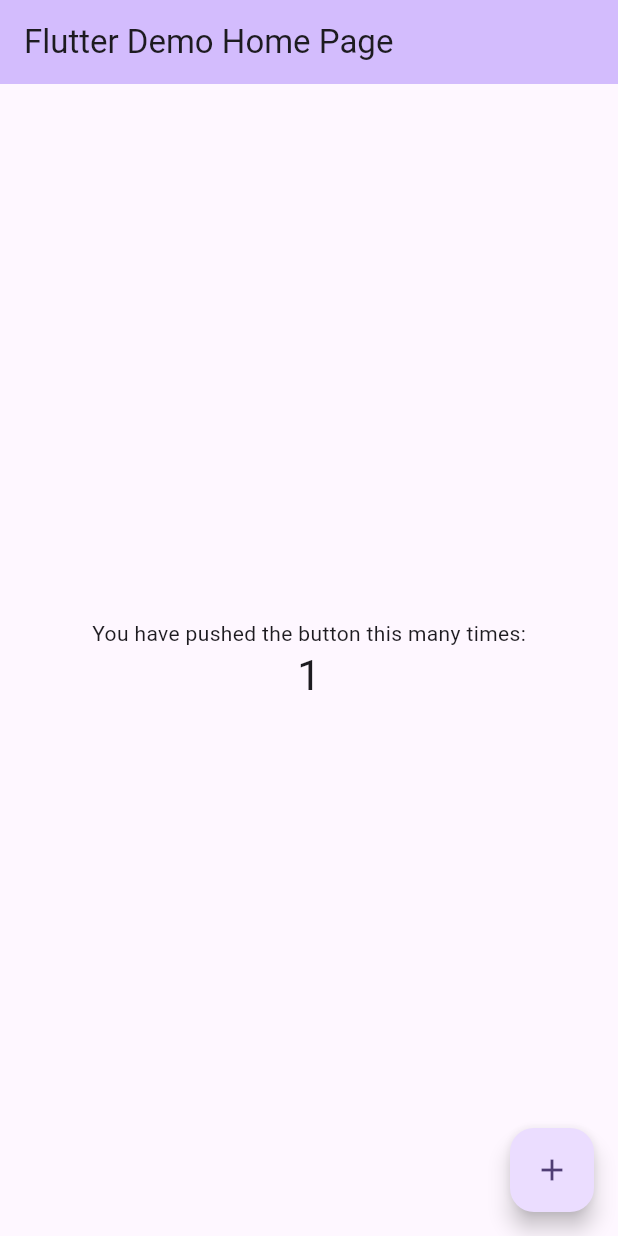
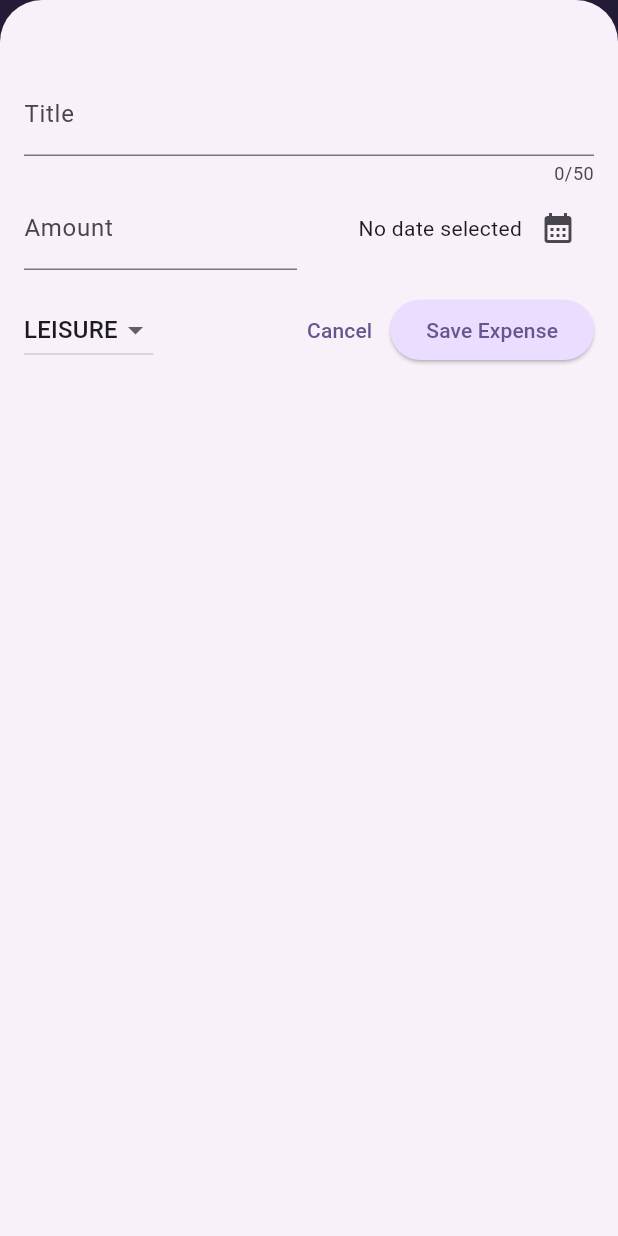
Before and after one commit to Thi1503/expense_tracker_app, a Flutter app: the screen it shows after launch, after a tap on the "add" icon, on a phone screen of 412 x 824 dp. Run offline on Flutter 3.47's test engine with Material 3 defaults, Android fonts, the phone set to English and light mode, and no system bars.

Commit message:
add Responsiveness

```diff
--- a/lib/main.dart
+++ b/lib/main.dart
@@ -1,125 +1,106 @@
+import 'package:expense_tracker/widgets/expenses.dart';
 import 'package:flutter/material.dart';
+import 'package:flutter/services.dart';
 
+var kColorScheme = ColorScheme.fromSeed(
+  seedColor: const Color.fromARGB(255, 100, 60, 180),
+);
+
+var kDarkColorScheme = ColorScheme.fromSeed(
+  brightness: Brightness.dark,
+  seedColor: const Color.fromARGB(255, 5, 95, 125),
+);
 void main() {
-  runApp(const MyApp());
-}
+  // WidgetsFlutterBinding.ensureInitialized();
+  // SystemChrome.setPreferredOrientations(
+  //   [DeviceOrientation.portraitUp],
+  // ).then(
+  //   (fn) {
+  //     runApp(
+  //       MaterialApp(
+  //         darkTheme: ThemeData.dark().copyWith(
+  //           colorScheme: kDarkColorScheme,
+  //           cardTheme: CardTheme(
+  //             color: kDarkColorScheme.secondaryContainer,
+  //             margin: const EdgeInsets.symmetric(
+  //               horizontal: 16,
+  //               vertical: 8,
+  //             ),
+  //           ),
+  //           elevatedButtonTheme: ElevatedButtonThemeData(
+  //             style: ElevatedButton.styleFrom(
+  //                 backgroundColor: kDarkColorScheme.primaryContainer),
+  //           ),
+  //         ),
+  //         theme: ThemeData().copyWith(
+  //             colorScheme: kColorScheme,
+  //             appBarTheme: AppBarTheme(
+  //               backgroundColor: kColorScheme.onPrimaryContainer,
+  //               foregroundColor: kColorScheme.primaryContainer,
+  //             ),
+  //             cardTheme: CardTheme(
+  //                 color: kColorScheme.secondaryContainer,
+  //                 margin: const EdgeInsets.symmetric(
+  //                   horizontal: 16,
+  //                   vertical: 8,
+  //                 )),
+  //             elevatedButtonTheme: ElevatedButtonThemeData(
+  //               style: ElevatedButton.styleFrom(
+  //                   backgroundColor: kColorScheme.primaryContainer),
+  //             ),
+  //             textTheme: ThemeData().textTheme.copyWith(
+  //                   titleLarge: TextStyle(
+  //                     fontWeight: FontWeight.normal,
+  //                     color: kColorScheme.onSecondaryContainer,
+  //                     fontSize: 14,
+  //                   ),
+  //                 )),
+  //         home: const Expenses(),
+  //       ),
+  //     );
+  //   },
+  // );
 
-class MyApp extends StatelessWidget {
-  const MyApp({super.key});
-
-  // This widget is the root of your application.
-  @override
-  Widget build(BuildContext context) {
-    return MaterialApp(
-      title: 'Flutter Demo',
-      theme: ThemeData(
-        // This is the theme of your application.
-        //
-        // TRY THIS: Try running your application with "flutter run". You'll see
-        // the application has a purple toolbar. Then, without quitting the app,
-        // try changing the seedColor in the colorScheme below to Colors.green
-        // and then invoke "hot reload" (save your changes or press the "hot
-        // reload" button in a Flutter-supported IDE, or press "r" if you used
-        // the command line to start the app).
-        //
-        // Notice that the counter didn't reset back to zero; the application
-        // state is not lost during the reload. To reset the state, use hot
-        // restart instead.
-        //
-        // This works for code too, not just values: Most code changes can be
-        // tested with just a hot reload.
-        colorScheme: ColorScheme.fromSeed(seedColor: Colors.deepPurple),
-        useMaterial3: true,
-      ),
-      home: const MyHomePage(title: 'Flutter Demo Home Page'),
-    );
-  }
-}
-
-class MyHomePage extends StatefulWidget {
-  const MyHomePage({super.key, required this.title});
-
-  // This widget is the home page of your application. It is stateful, meaning
-  // that it has a State object (defined below) that contains fields that affect
-  // how it looks.
-
-  // This class is the configuration for the state. It holds the values (in this
-  // case the title) provided by the parent (in this case the App widget) and
-  // used by the build method of the State. Fields in a Widget subclass are
-  // always marked "final".
-
-  final String title;
-
-  @override
-  State<MyHomePage> createState() => _MyHomePageState();
-}
-
-class _MyHomePageState extends State<MyHomePage> {
-  int _counter = 0;
-
-  void _incrementCounter() {
-    setState(() {
-      // This call to setState tells the Flutter framework that something has
-      // changed in this State, which causes it to rerun the build method below
-      // so that the display can reflect the updated values. If we changed
-      // _counter without calling setState(), then the build method would not be
-      // called again, and so nothing would appear to happen.
-      _counter++;
-    });
-  }
-
-  @override
-  Widget build(BuildContext context) {
-    // This method is rerun every time setState is called, for instance as done
-    // by the _incrementCounter method above.
-    //
-    // The Flutter framework has been optimized to make rerunning build methods
-    // fast, so that you can just rebuild anything that needs updating rather
-    // than having to individually change instances of widgets.
-    return Scaffold(
-      appBar: AppBar(
-        // TRY THIS: Try changing the color here to a specific color (to
-        // Colors.amber, perhaps?) and trigger a hot reload to see the AppBar
-        // change color while the other colors stay the same.
-        backgroundColor: Theme.of(context).colorScheme.inversePrimary,
-        // Here we take the value from the MyHomePage object that was created by
-        // the App.build method, and use it to set our appbar title.
-        title: Text(widget.title),
-      ),
-      body: Center(
-        // Center is a layout widget. It takes a single child and positions it
-        // in the middle of the parent.
-        child: Column(
-          // Column is also a layout widget. It takes a list of children and
-          // arranges them vertically. By default, it sizes itself to fit its
-          // children horizontally, and tries to be as tall as its parent.
-          //
-          // Column has various properties to control how it sizes itself and
-          // how it positions its children. Here we use mainAxisAlignment to
-          // center the children vertically; the main axis here is the vertical
-          // axis because Columns are vertical (the cross axis would be
-          // horizontal).
-          //
-          // TRY THIS: Invoke "debug painting" (choose the "Toggle Debug Paint"
-          // action in the IDE, or press "p" in the console), to see the
-          // wireframe for each widget.
-          mainAxisAlignment: MainAxisAlignment.center,
-          children: <Widget>[
-            const Text(
-              'You have pushed the button this many times:',
-            ),
-            Text(
-              '$_counter',
-              style: Theme.of(context).textTheme.headlineMedium,
-            ),
-          ],
+  runApp(
+    MaterialApp(
+      darkTheme: ThemeData.dark().copyWith(
+        colorScheme: kDarkColorScheme,
+        cardTheme: CardTheme(
+          color: kDarkColorScheme.secondaryContainer,
+          margin: const EdgeInsets.symmetric(
+            horizontal: 16,
+            vertical: 8,
+          ),
+        ),
+        elevatedButtonTheme: ElevatedButtonThemeData(
+          style: ElevatedButton.styleFrom(
+              backgroundColor: kDarkColorScheme.primaryContainer),
         ),
       ),
-      floatingActionButton: FloatingActionButton(
-        onPressed: _incrementCounter,
-        tooltip: 'Increment',
-        child: const Icon(Icons.add),
-      ), // This trailing comma makes auto-formatting nicer for build methods.
-    );
-  }
+      theme: ThemeData().copyWith(
+          colorScheme: kColorScheme,
+          appBarTheme: AppBarTheme(
+            backgroundColor: kColorScheme.onPrimaryContainer,
+            foregroundColor: kColorScheme.primaryContainer,
+          ),
+          cardTheme: CardTheme(
+              color: kColorScheme.secondaryContainer,
+              margin: const EdgeInsets.symmetric(
+                horizontal: 16,
+                vertical: 8,
+              )),
+          elevatedButtonTheme: ElevatedButtonThemeData(
+            style: ElevatedButton.styleFrom(
+                backgroundColor: kColorScheme.primaryContainer),
+          ),
+          textTheme: ThemeData().textTheme.copyWith(
+            titleLarge: TextStyle(
+              fontWeight: FontWeight.normal,
+              color: kColorScheme.onSecondaryContainer,
+              fontSize: 14,
+            ),
+          )),
+      home: const Expenses(),
+    ),
+  );
 }
--- /dev/null
+++ b/lib/models/expense.dart
@@ -0,0 +1,58 @@
+import 'package:flutter/material.dart';
+import 'package:uuid/uuid.dart';
+import 'package:intl/intl.dart';
+
+const uuid = Uuid(); // tự động tạo id
+final formatter = DateFormat.yMd();
+
+enum Category { food, travel, leisure, work }
+
+const categoryIcons = {
+  Category.food: Icons.lunch_dining,
+  Category.travel: Icons.flight_takeoff,
+  Category.leisure: Icons.movie,
+  Category.work: Icons.work
+};
+
+class Expense {
+  Expense(
+      {required this.title,
+      required this.amount,
+      required this.date,
+      required this.category})
+      : id = uuid.v4();
+
+  final String id;
+  final String title;
+  final double amount;
+  final DateTime date;
+  final Category category;
+
+  String get formattedDate {
+    return formatter.format(date);
+  }
+}
+
+class ExpenseBucket {
+  ExpenseBucket({
+    required this.category,
+    required this.expenses,
+  });
+
+  ExpenseBucket.forCategory(List<Expense> allExpense, this.category)
+      : expenses = allExpense
+            .where((expense) => expense.category == category)
+            .toList();
+
+  final Category category;
+  final List<Expense> expenses;
+
+  // lấy ra tổng chi phí
+  double get totalExpenses {
+    double sum = 0;
+    for (final expense in expenses) {
+      sum += expense.amount;
+    }
+    return sum;
+  }
+}
--- /dev/null
+++ b/lib/widgets/chart/chart.dart
@@ -0,0 +1,96 @@
+
+import 'package:flutter/material.dart';
+
+import 'package:expense_tracker/widgets/chart/chart_bar.dart';
+import 'package:expense_tracker/models/expense.dart';
+
+class Chart extends StatelessWidget {
+  const Chart({super.key, required this.expenses});
+
+  final List<Expense> expenses;
+
+  List<ExpenseBucket> get buckets {
+    return [
+      ExpenseBucket.forCategory(expenses, Category.food),
+      ExpenseBucket.forCategory(expenses, Category.leisure),
+      ExpenseBucket.forCategory(expenses, Category.travel),
+      ExpenseBucket.forCategory(expenses, Category.work),
+    ];
+  }
+
+  double get maxTotalExpense {
+    double maxTotalExpense = 0;
+
+    for (final bucket in buckets) {
+      if (bucket.totalExpenses > maxTotalExpense) {
+        maxTotalExpense = bucket.totalExpenses;
+      }
+    }
+
+    return maxTotalExpense;
+  }
+
+  @override
+  Widget build(BuildContext context) {
+    final isDarkMode =
+        MediaQuery.of(context).platformBrightness == Brightness.dark;
+    return Container(
+      margin: const EdgeInsets.all(16),
+      padding: const EdgeInsets.symmetric(
+        vertical: 16,
+        horizontal: 8,
+      ),
+      width: double.infinity,
+      height: 180,
+      decoration: BoxDecoration(
+        borderRadius: BorderRadius.circular(8),
+        gradient: LinearGradient(
+          colors: [
+            Theme.of(context).colorScheme.primary.withOpacity(0.3),
+            Theme.of(context).colorScheme.primary.withOpacity(0.0)
+          ],
+          begin: Alignment.bottomCenter,
+          end: Alignment.topCenter,
+        ),
+      ),
+      child: Column(
+        children: [
+          Expanded(
+            child: Row(
+              crossAxisAlignment: CrossAxisAlignment.end,
+              children: [
+                for (final bucket in buckets) // alternative to map()
+                  ChartBar(
+                    fill: bucket.totalExpenses == 0
+                        ? 0
+                        : bucket.totalExpenses / maxTotalExpense,
+                  )
+              ],
+            ),
+          ),
+          const SizedBox(height: 12),
+          Row(
+            children: buckets
+                .map(
+                  (bucket) => Expanded(
+                child: Padding(
+                  padding: const EdgeInsets.symmetric(horizontal: 4),
+                  child: Icon(
+                    categoryIcons[bucket.category],
+                    color: isDarkMode
+                        ? Theme.of(context).colorScheme.secondary
+                        : Theme.of(context)
+                        .colorScheme
+                        .primary
+                        .withOpacity(0.7),
+                  ),
+                ),
+              ),
+            )
+                .toList(),
+          )
+        ],
+      ),
+    );
+  }
+}
--- /dev/null
+++ b/lib/widgets/chart/chart_bar.dart
@@ -0,0 +1,34 @@
+import 'package:flutter/material.dart';
+
+class ChartBar extends StatelessWidget {
+  const ChartBar({
+    super.key,
+    required this.fill,
+  });
+
+  final double fill;
+
+  @override
+  Widget build(BuildContext context) {
+    final isDarkMode =
+        MediaQuery.of(context).platformBrightness == Brightness.dark;
+    return Expanded(
+      child: Padding(
+        padding: const EdgeInsets.symmetric(horizontal: 4),
+        child: FractionallySizedBox(
+          heightFactor: fill,
+          child: DecoratedBox(
+            decoration: BoxDecoration(
+              shape: BoxShape.rectangle,
+              borderRadius:
+              const BorderRadius.vertical(top: Radius.circular(8)),
+              color: isDarkMode
+                  ? Theme.of(context).colorScheme.secondary
+                  : Theme.of(context).colorScheme.primary.withOpacity(0.65),
+            ),
+          ),
+        ),
+      ),
+    );
+  }
+}
--- /dev/null
+++ b/lib/widgets/expenses.dart
@@ -0,0 +1,108 @@
+import 'package:expense_tracker/widgets/chart/chart.dart';
+import 'package:expense_tracker/widgets/expenses_list/expenses_list.dart';
+import 'package:expense_tracker/models/expense.dart';
+import 'package:expense_tracker/widgets/new_expense.dart';
+import 'package:flutter/material.dart';
+
+class Expenses extends StatefulWidget {
+  const Expenses({super.key});
+
+  @override
+  State<Expenses> createState() {
+    return _ExpensesState();
+  }
+}
+
+class _ExpensesState extends State<Expenses> {
+  // tạo data ban đầu
+  final List<Expense> _registeredExpenses = [
+    Expense(
+        title: 'Flutter Course',
+        amount: 15.99,
+        date: DateTime.now(),
+        category: Category.work),
+    Expense(
+        title: 'Cinema',
+        amount: 19.99,
+        date: DateTime.now(),
+        category: Category.leisure),
+  ];
+
+  // Hiển thị phần thêm mục chi phí mới
+  void _openExpenseOverLay() {
+    showModalBottomSheet(
+        isScrollControlled: true,
+        context: context,
+        builder: (ctx) => NewExpense(onAddExpense: _addExpense));
+  }
+
+  // Thêm chi phí mới
+  void _addExpense(Expense expense) {
+    setState(() {
+      _registeredExpenses.add(expense);
+    });
+  }
+
+  // Xóa chi phí
+  void _removeExpense(Expense expense) {
+    final expenseIndex = _registeredExpenses.indexOf(expense);
+    setState(() {
+      _registeredExpenses.remove(expense);
+    });
+
+    ScaffoldMessenger.of(context).clearSnackBars();
+    ScaffoldMessenger.of(context).showSnackBar(
+      SnackBar(
+        duration: const Duration(seconds: 3),
+        content: const Text('Exoense deleted.'),
+        action: SnackBarAction(
+          label: 'Undo',
+          onPressed: () {
+            setState(() {
+              _registeredExpenses.insert(expenseIndex, expense);
+            });
+          },
+        ),
+      ),
+    );
+  }
+
+  @override
+  Widget build(context) {
+    final widthScreen = MediaQuery.of(context).size.width;
+    final heightScreen = MediaQuery.of(context).size.height;
+
+    Widget mainContent =
+        const Center(child: Text('No expense found. Start add expenses'));
+
+    if (_registeredExpenses.isNotEmpty) {
+      mainContent = ExpensesList(
+          expenses: _registeredExpenses, onRemoveExpense: _removeExpense);
+    }
+
+    return Scaffold(
+      appBar: AppBar(
+        title: const Text('Flutter ExpenseTracker'),
+        actions: [
+          IconButton(
+            onPressed: _openExpenseOverLay,
+            icon: const Icon(Icons.add),
+          )
+        ],
+      ),
+      body: widthScreen > heightScreen
+          ? Row(children: [
+              Expanded(child: Chart(expenses: _registeredExpenses)),
+              // hiển thị danh sách chi phí
+              Expanded(child: mainContent),
+            ])
+          : Column(
+              children: [
+                Chart(expenses: _registeredExpenses),
+                // hiển thị danh sách chi phí
+                Expanded(child: mainContent),
+              ],
+            ),
+    );
+  }
+}
--- /dev/null
+++ b/lib/widgets/expenses_list/expenses_item.dart
@@ -0,0 +1,40 @@
+import 'package:flutter/material.dart';
+
+import '../../models/expense.dart';
+
+class ExpenseItem extends StatelessWidget {
+  const ExpenseItem(this.expense, {super.key});
+
+  final Expense expense;
+  @override
+  Widget build(BuildContext context) {
+    return Card(
+      child: Padding(
+        padding: const EdgeInsets.symmetric(horizontal: 20, vertical: 16),
+        child: Column(
+          crossAxisAlignment: CrossAxisAlignment.start,
+          children: [
+            Text(
+              expense.title,
+              style: Theme.of(context).textTheme.labelLarge,
+            ),
+            const SizedBox(height: 4),
+            Row(
+              children: [
+                Text('\$${expense.amount.toStringAsFixed(2)}'),
+                const Spacer(),
+                Row(
+                  children: [
+                    Icon(categoryIcons[expense.category]),
+                    const SizedBox(width: 8),
+                    Text(expense.formattedDate)
+                  ],
+                )
+              ],
+            )
+          ],
+        ),
+      ),
+    );
+  }
+}
--- /dev/null
+++ b/lib/widgets/expenses_list/expenses_list.dart
@@ -0,0 +1,32 @@
+import 'package:expense_tracker/models/expense.dart';
+import 'package:expense_tracker/widgets/expenses_list/expenses_item.dart';
+import 'package:flutter/material.dart';
+
+class ExpensesList extends StatelessWidget {
+  const ExpensesList(
+      {super.key, required this.expenses, required this.onRemoveExpense});
+
+  final void Function(Expense expense) onRemoveExpense;
+  final List<Expense> expenses;
+  @override
+  Widget build(BuildContext context) {
+    return ListView.builder(
+      itemCount: expenses.length,
+      itemBuilder: (ctx, index) => Dismissible(
+        key: ValueKey(expenses[index]),
+        background: Container(
+          color: Theme.of(context).colorScheme.error.withOpacity(0.75),
+          margin: EdgeInsets.symmetric(
+            horizontal: Theme.of(context).cardTheme.margin!.horizontal,
+          ),
+        ),
+        onDismissed: (direction) {
+          onRemoveExpense(expenses[index]);
+        },
+        child: ExpenseItem(
+          expenses[index],
+        ),
+      ),
+    );
+  }
+}
--- /dev/null
+++ b/lib/widgets/new_expense.dart
@@ -0,0 +1,153 @@
+import 'package:flutter/material.dart';
+import 'package:expense_tracker/models/expense.dart';
+
+class NewExpense extends StatefulWidget {
+  const NewExpense({super.key, required this.onAddExpense});
+
+  final void Function(Expense expense) onAddExpense;
+  @override
+  State<NewExpense> createState() {
+    return _NewExpenseState();
+  }
+}
+
+class _NewExpenseState extends State<NewExpense> {
+  final _titleConTroller = TextEditingController();
+  final _amountConTroller = TextEditingController();
+  DateTime? _selectedDate;
+  Category _selectedCategory = Category.leisure;
+
+// chọn ngày khi nhấn vào lịch
+  void _presentDatePicker() async {
+    final now = DateTime.now();
+    final firstDate = DateTime(now.year - 1, now.month, now.day);
+    final pickedDate = await showDatePicker(
+        context: context,
+        initialDate: now,
+        firstDate: firstDate,
+        lastDate: now);
+    setState(() {
+      _selectedDate = pickedDate;
+    });
+  }
+
+  // thông báo lỗi khi lưu expense
+  void _submitExpenseData() {
+    final enteredAmount = double.tryParse(_amountConTroller.text);
+    final amountInvalid = enteredAmount == null || enteredAmount <= 0;
+
+    if (_titleConTroller.text.trim().isEmpty ||
+        amountInvalid ||
+        _selectedDate == null) {
+      showDialog(
+        context: context,
+        builder: (ctx) => AlertDialog(
+          title: const Text('Invalid input'),
+          content: const Text(
+              'Please make sure title, amount, date and category was enterd.'),
+          actions: [
+            TextButton(
+                onPressed: () {
+                  Navigator.pop(ctx);
+                },
+                child: const Text('Okay'))
+          ],
+        ),
+      );
+      return;
+    }
+
+    widget.onAddExpense(Expense(
+        title: _titleConTroller.text,
+        amount: enteredAmount,
+        date: _selectedDate!,
+        category: _selectedCategory));
+
+    Navigator.pop(context);
+  }
+
+  @override
+  void dispose() {
+    _titleConTroller.dispose();
+    _amountConTroller.dispose();
+    super.dispose();
+  }
+
+  @override
+  Widget build(BuildContext context) {
+    return Padding(
+      padding: const EdgeInsets.fromLTRB(16, 48, 16, 16),
+      child: Column(
+        children: [
+          TextField(
+            controller: _titleConTroller,
+            maxLength: 50,
+            decoration: const InputDecoration(label: Text('Title')),
+          ),
+          Row(
+            children: [
+              Expanded(
+                child: TextField(
+                  controller: _amountConTroller,
+                  keyboardType: TextInputType.number,
+                  decoration: const InputDecoration(
+                      prefixText: '\$', label: Text('Amount')),
+                ),
+              ),
+              const SizedBox(
+                width: 16,
+              ),
+              Expanded(
+                  child: Row(
+                      crossAxisAlignment: CrossAxisAlignment.center,
+                      mainAxisAlignment: MainAxisAlignment.end,
+                      children: [
+                    Text(_selectedDate == null
+                        ? 'No date selected'
+                        : formatter.format(_selectedDate!)),
+                    IconButton(
+                        onPressed: _presentDatePicker,
+                        icon: const Icon(Icons.calendar_month))
+                  ]))
+            ],
+          ),
+          const SizedBox(height: 16),
+          Row(
+            children: [
+              DropdownButton(
+                value: _selectedCategory,
+                items: Category.values
+                    .map(
+                      (category) => DropdownMenuItem(
+                        value: category,
+                        child: Text(
+                          category.name.toUpperCase(),
+                        ),
+                      ),
+                    )
+                    .toList(),
+                onChanged: (value) {
+                  if (value == null) {
+                    return;
+                  }
+                  setState(() {
+                    _selectedCategory = value;
+                  });
+                },
+              ),
+              const Spacer(),
+              TextButton(
+                  onPressed: () {
+                    Navigator.pop(context);
+                  },
+                  child: const Text('Cancel')),
+              ElevatedButton(
+                  onPressed: _submitExpenseData,
+                  child: const Text('Save Expense'))
+            ],
+          )
+        ],
+      ),
+    );
+  }
+}
--- a/pubspec.yaml
+++ b/pubspec.yaml
@@ -35,6 +35,8 @@ dependencies:
   # The following adds the Cupertino Icons font to your application.
   # Use with the CupertinoIcons class for iOS style icons.
   cupertino_icons: ^1.0.8
+  uuid: ^4.5.1
+  intl: ^0.20.2
 
 dev_dependencies:
   flutter_test:
```
Also changed, not shown: lib/expenses.dart (deleted), pubspec.lock, 1 other file.
